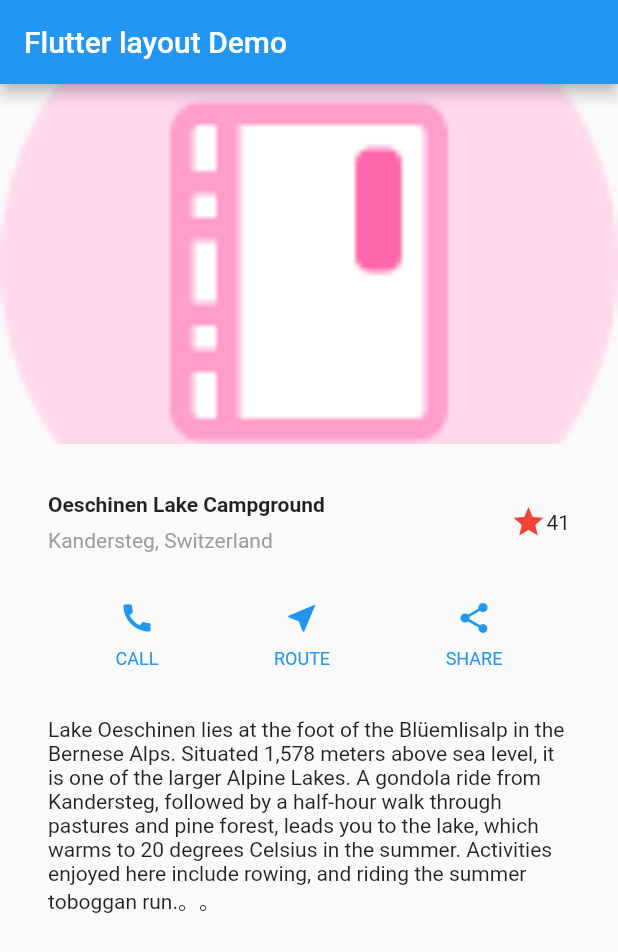
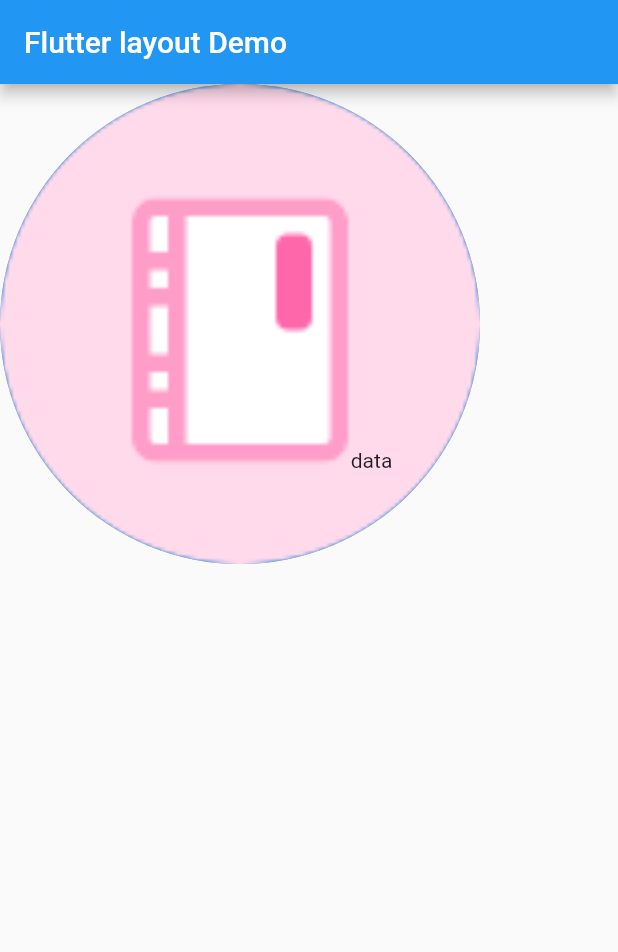
Before and after one commit to PengKezhu/FlutterLayoutDemo, a Flutter app: the screen it shows after launch, on a phone screen of 412 x 824 dp. Shown: the top 952 px of the screen. Run offline on Flutter 3.47's test engine with Material 2 defaults, Android fonts, the phone set to English and light mode, and no system bars.

Commit message:
learn some widgets

```diff
--- a/lib/main.dart
+++ b/lib/main.dart
@@ -82,8 +82,251 @@ class MyApp extends StatelessWidget {
 Lake Oeschinen lies at the foot of the Blüemlisalp in the Bernese Alps. Situated 1,578 meters above sea level, it is one of the larger Alpine Lakes. A gondola ride from Kandersteg, followed by a half-hour walk through pastures and pine forest, leads you to the lake, which warms to 20 degrees Celsius in the summer. Activities enjoyed here include rowing, and riding the summer toboggan run.。。
         ''',
         softWrap: true,
+        style: TextStyle(color: Colors.red),
       ),
     );
+
+    var descTextStyle = new TextStyle(
+        color: Colors.red, fontSize: 20, fontStyle: FontStyle.italic);
+
+    Widget leftColum = new ListView(
+      children: [
+        new Image.asset(
+          'images/lake.png',
+          width: 600.0,
+          height: 240.0,
+          fit: BoxFit.cover,
+        ),
+        titleSection,
+        buttonSection,
+        textSection,
+        new Row(
+          children: <Widget>[
+            new Center(
+              child: new Text(
+                'data',
+                style: TextStyle(
+                    color: Colors.yellow,
+                    fontSize: 30,
+                    textBaseline: TextBaseline.alphabetic),
+              ),
+            ),
+            new Image.asset('images/lake.png', fit: BoxFit.cover),
+            new Icon(Icons.network_wifi, color: Colors.red)
+          ],
+          mainAxisAlignment: MainAxisAlignment.spaceBetween,
+        ),
+        new Row(
+          children: <Widget>[
+            new Expanded(
+              child: new Image.asset(
+                'images/lake.png',
+                fit: BoxFit.cover,
+              ),
+              flex: 1,
+            ),
+            new Expanded(
+              child: new Image.asset(
+                'images/lake.png',
+                fit: BoxFit.cover,
+              ),
+              flex: 1,
+            ),
+            new Expanded(
+              child: new Image.asset(
+                'images/lake.png',
+                fit: BoxFit.cover,
+              ),
+              flex: 1,
+            ),
+          ],
+          // mainAxisAlignment: MainAxisAlignment.spaceBetween,
+          mainAxisSize: MainAxisSize.min,
+        ),
+        new Image.asset(
+          'images/lake.png',
+          width: 5000,
+          height: 200,
+          fit: BoxFit.fill,
+        ),
+        new Container(
+          padding: new EdgeInsets.all(20),
+          child: new Row(
+            children: <Widget>[
+              new Row(
+                children: <Widget>[
+                  Icon(Icons.star),
+                  Icon(Icons.star),
+                  Icon(Icons.star),
+                  Icon(Icons.star),
+                  Icon(Icons.star),
+                ],
+              ),
+              new Text(
+                '170评价',
+                textAlign: TextAlign.center,
+              ),
+            ],
+            mainAxisAlignment: MainAxisAlignment.spaceEvenly,
+          ),
+        ),
+        new DefaultTextStyle(
+          style: descTextStyle,
+          child: new Container(
+            padding: new EdgeInsets.all(20.0),
+            child: new Row(
+              mainAxisAlignment: MainAxisAlignment.spaceEvenly,
+              children: <Widget>[
+                new Column(
+                  children: <Widget>[
+                    new Icon(Icons.kitchen),
+                    new Text("PREP:"),
+                    new Text("25 min")
+                  ],
+                ),
+                new Column(
+                  children: <Widget>[
+                    new Icon(Icons.timer),
+                    new Text("COOK:"),
+                    new Text("1 hr")
+                  ],
+                ),
+                new Column(
+                  children: <Widget>[
+                    new Icon(Icons.restaurant),
+                    new Text("FEEDS:"),
+                    new Text("4-6")
+                  ],
+                )
+              ],
+            ),
+          ),
+        )
+      ],
+    );
+
+    Widget card = new Card(
+        child: new Column(
+      children: <Widget>[
+        new Row(
+          crossAxisAlignment: CrossAxisAlignment.start,
+          children: [
+            new Container(
+              width: 100,
+              color: Colors.green,
+              child: new Text("data"),
+            ),
+            new Image.asset(
+              'images/lake.png',
+              fit: BoxFit.cover,
+            )
+          ],
+        ),
+        new Container(
+            color: Colors.black26,
+            child: new Column(
+              children: <Widget>[
+                new Row(
+                  children: <Widget>[
+                    new Expanded(
+                      child: new Container(
+                        decoration: new BoxDecoration(
+                            border: new Border.all(
+                                width: 10.0, color: Colors.black38),
+                            borderRadius: const BorderRadius.all(
+                                const Radius.circular(8.0))),
+                        child: new Image.asset('images/lake.png'),
+                        margin: const EdgeInsets.all(4.0),
+                      ),
+                    ),
+                    new Expanded(
+                      child: new Container(
+                        decoration: new BoxDecoration(
+                            border: new Border.all(
+                                width: 10.0, color: Colors.black38),
+                            borderRadius: const BorderRadius.all(
+                                const Radius.circular(8.0))),
+                        child: new Image.asset('images/lake.png'),
+                        margin: const EdgeInsets.all(4.0),
+                      ),
+                    ),
+                  ],
+                ),
+                new Row(
+                  children: <Widget>[
+                    new Expanded(
+                      child: new Container(
+                        decoration: new BoxDecoration(
+                            border: new Border.all(
+                                width: 10.0, color: Colors.black38),
+                            borderRadius: const BorderRadius.all(
+                                const Radius.circular(8.0))),
+                        child: new Image.asset('images/lake.png'),
+                        margin: const EdgeInsets.all(4.0),
+                      ),
+                    ),
+                    new Expanded(
+                      child: new Container(
+                        decoration: new BoxDecoration(
+                            border: new Border.all(
+                                width: 10.0, color: Colors.black38),
+                            borderRadius: const BorderRadius.all(
+                                const Radius.circular(8.0))),
+                        child: new Image.asset('images/lake.png'),
+                        margin: const EdgeInsets.all(4.0),
+                      ),
+                    ),
+                  ],
+                ),
+              ],
+            )),
+        // new Container(
+        //   height: 500,
+        //   width: 300,
+        //   child: new GridView.extent(
+        //     maxCrossAxisExtent: 150.0,
+        //     padding: new EdgeInsets.all(10.0),
+        //     mainAxisSpacing: 5.0,
+        //     crossAxisSpacing: 5.0,
+        //     children: <Widget>[
+        //       // new Image.asset('images/lake.png'),
+        //       // new Image.asset('images/lake.png'),
+        //       // new Image.asset('images/lake.png'),
+        //       // new Image.asset('images/lake.png'),
+        //     ],
+        //   ),
+        // )
+      ],
+    ));
+
+    List<Widget> list = <Widget>[
+      new ListTile(
+        title: new Text('1'),
+        leading: new Icon(
+          Icons.school,
+          color: Colors.green,
+        ),
+        subtitle: new Text('description'),
+      ),
+      new ListTile(
+        title: new Text('2'),
+        leading: new Icon(
+          Icons.school,
+          color: Colors.blue,
+        ),
+        subtitle: new Text('description'),
+      ),
+      new ListTile(
+        title: new Text('3'),
+        leading: new Icon(Icons.school),
+        subtitle: new Text('description'),
+      ),
+      new ListTile(
+          title: new Text('4'),
+          leading: new Icon(Icons.school),
+          subtitle: new Text('description'),
+          onTap: () {})
+    ];
 
     return new MaterialApp(
       title: 'Flutter Demo',
@@ -91,108 +334,23 @@ Lake Oeschinen lies at the foot of the Blüemlisalp in the Bernese Alps. Situate
         primarySwatch: Colors.blue,
       ),
       home: Scaffold(
-        appBar: new AppBar(
-          title: Text('Flutter layout Demo'),
-        ),
-        body: new ListView(
-          children: [
-            new Image.asset(
-              'images/lake.png',
-              width: 600.0,
-              height: 240.0,
-              fit: BoxFit.cover,
-            ),
-            titleSection,
-            buttonSection,
-            textSection
-          ],
-        ),
-      ),
+          appBar: new AppBar(
+            title: Text('Flutter layout Demo'),
+          ),
+          body: new Container(
+              //     child: new ListView(
+              //   children: list,
+              // )
+              child: new Stack(
+            alignment: Alignment(0.6, 0.6),
+            children: <Widget>[
+              new CircleAvatar(
+                backgroundImage: new AssetImage('images/lake.png'),
+                radius: 160.0,
+              ),
+              new Text('data')
+            ],
+          ))),
     );
   }
 }
-
-// class MyHomePage extends StatefulWidget {
-//   MyHomePage({Key key, this.title}) : super(key: key);
-
-//   // This widget is the home page of your application. It is stateful, meaning
-//   // that it has a State object (defined below) that contains fields that affect
-//   // how it looks.
-
-//   // This class is the configuration for the state. It holds the values (in this
-//   // case the title) provided by the parent (in this case the App widget) and
-//   // used by the build method of the State. Fields in a Widget subclass are
-//   // always marked "final".
-
-//   final String title;
-
-//   @override
-//   _MyHomePageState createState() => _MyHomePageState();
-// }
-
-// class _MyHomePageState extends State<MyHomePage> {
-//   int _counter = 10;
-
-//   void _incrementCounter() {
-//     setState(() {
-//       // This call to setState tells the Flutter framework that something has
-//       // changed in this State, which causes it to rerun the build method below
-//       // so that the display can reflect the updated values. If we changed
-//       // _counter without calling setState(), then the build method would not be
-//       // called again, and so nothing would appear to happen.
-//       _counter++;
-//     });
-//   }
-
-//   @override
-//   Widget build(BuildContext context) {
-//     // This method is rerun every time setState is called, for instance as done
-//     // by the _incrementCounter method above.
-//     //
-//     // The Flutter framework has been optimized to make rerunning build methods
-//     // fast, so that you can just rebuild anything that needs updating rather
-//     // than having to individually change instances of widgets.
-//     return Scaffold(
-//       appBar: AppBar(
-//         // Here we take the value from the MyHomePage object that was created by
-//         // the App.build method, and use it to set our appbar title.
-//         title: Text(widget.title),
-//       ),
-//       body: Center(
-//         // Center is a layout widget. It takes a single child and positions it
-//         // in the middle of the parent.
-//         child: Column(
-//           // Column is also layout widget. It takes a list of children and
-//           // arranges them vertically. By default, it sizes itself to fit its
-//           // children horizontally, and tries to be as tall as its parent.
-//           //
-//           // Invoke "debug painting" (press "p" in the console, choose the
-//           // "Toggle Debug Paint" action from the Flutter Inspector in Android
-//           // Studio, or the "Toggle Debug Paint" command in Visual Studio Code)
-//           // to see the wireframe for each widget.
-//           //
-//           // Column has various properties to control how it sizes itself and
-//           // how it positions its children. Here we use mainAxisAlignment to
-//           // center the children vertically; the main axis here is the vertical
-//           // axis because Columns are vertical (the cross axis would be
-//           // horizontal).
-//           mainAxisAlignment: MainAxisAlignment.center,
-//           children: <Widget>[
-//             Text(
-//               'You have pushed the button this many times:',
-//             ),
-//             Text(
-//               '$_counter',
-//               style: Theme.of(context).textTheme.display1,
-//             ),
-//           ],
-//         ),
-//       ),
-//       floatingActionButton: FloatingActionButton(
-//         onPressed: _incrementCounter,
-//         tooltip: 'Increment',
-//         child: Icon(Icons.add),
-//       ), // This trailing comma makes auto-formatting nicer for build methods.
-//     );
-//   }
-// }
```
Also changed, not shown: images/cake.jpg (added).
